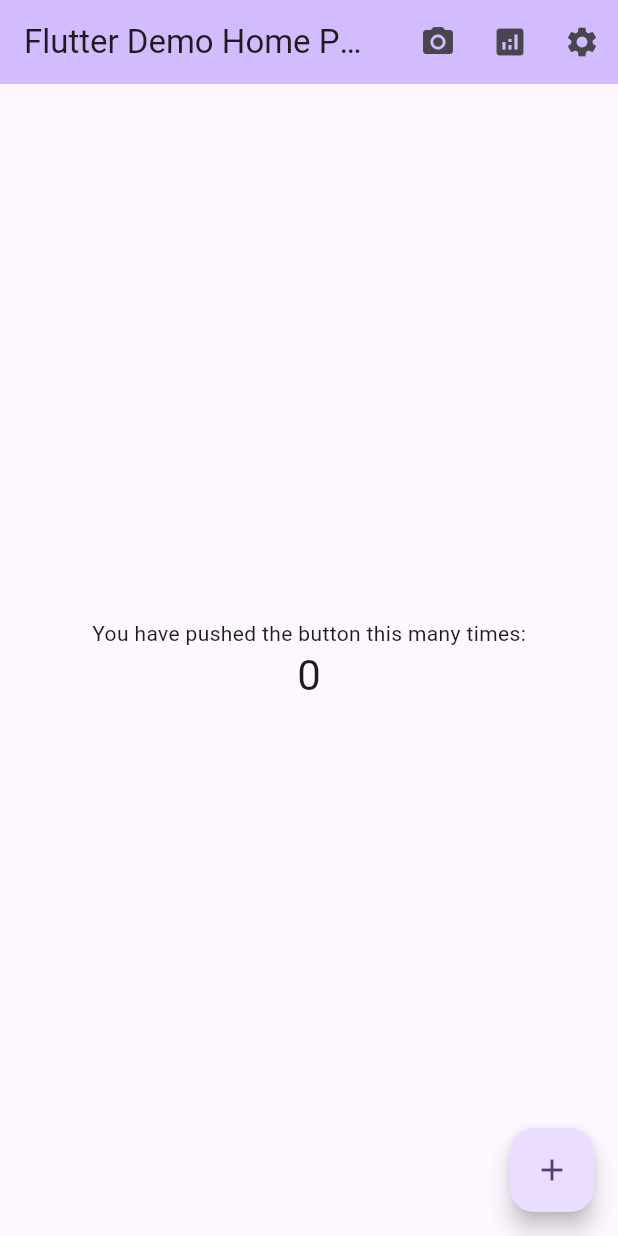
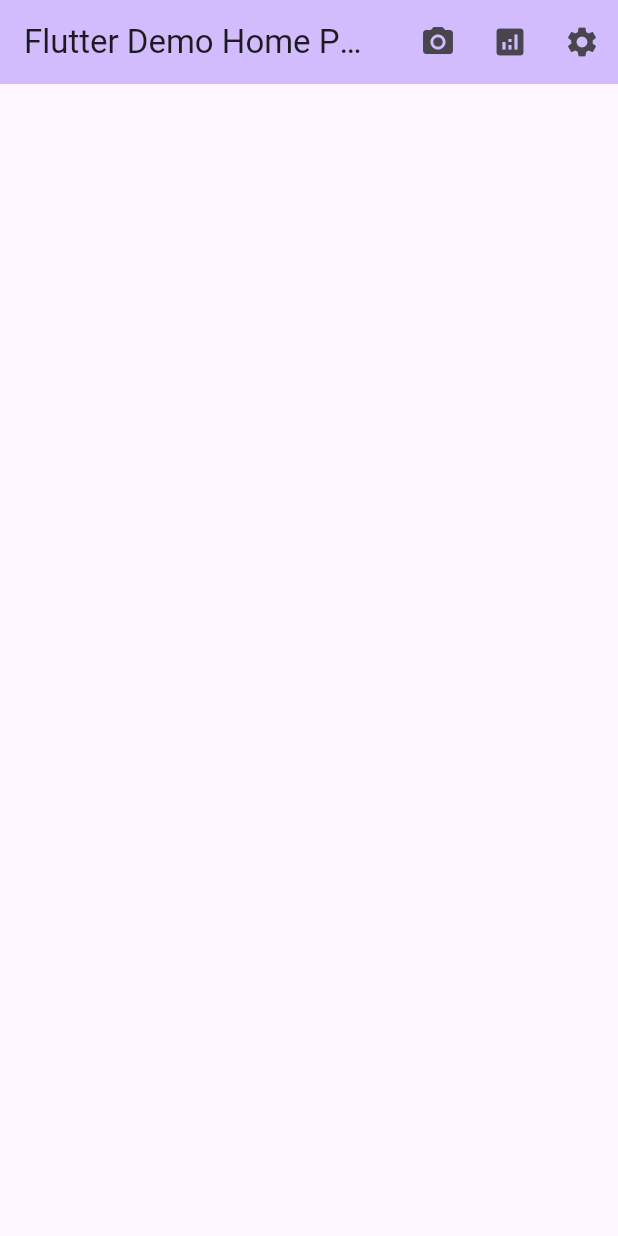
Before and after one commit to miyakp098/shot_trace_app, a Flutter app: the screen it shows after launch, on a phone screen of 412 x 824 dp. Run offline on Flutter 3.47's test engine with Material 3 defaults, Android fonts, the light colour scheme and no system bars; our stand-ins replace camera, flutter_svg, gallery_saver; project files that could hold a hidden picture were left out.

Commit message:
ホーム画面のカウンター機能を削除

```diff
--- a/lib/screens/home/home_screen.dart
+++ b/lib/screens/home/home_screen.dart
@@ -13,13 +13,7 @@
 }
 
 class _HomeScreenState extends State<HomeScreen> {
-  int _counter = 0;
 
-  void _incrementCounter() {
-    setState(() {
-      _counter++;
-    });
-  }
 
   @override
   Widget build(BuildContext context) {
@@ -55,23 +49,7 @@
           ),
         ],
       ),
-      body: Center(
-        child: Column(
-          mainAxisAlignment: MainAxisAlignment.center,
-          children: [
-            const Text('You have pushed the button this many times:'),
-            Text(
-              '$_counter',
-              style: Theme.of(context).textTheme.headlineMedium,
-            ),
-          ],
-        ),
-      ),
-      floatingActionButton: FloatingActionButton(
-        onPressed: _incrementCounter,
-        tooltip: 'Increment',
-        child: const Icon(Icons.add),
-      ),
+      body: const SizedBox.shrink(),
     );
   }
 }
```
Also changed, not shown: lib/screens/home/home_viewmodel.dart (deleted, +0 -8 lines), 1 other file.
